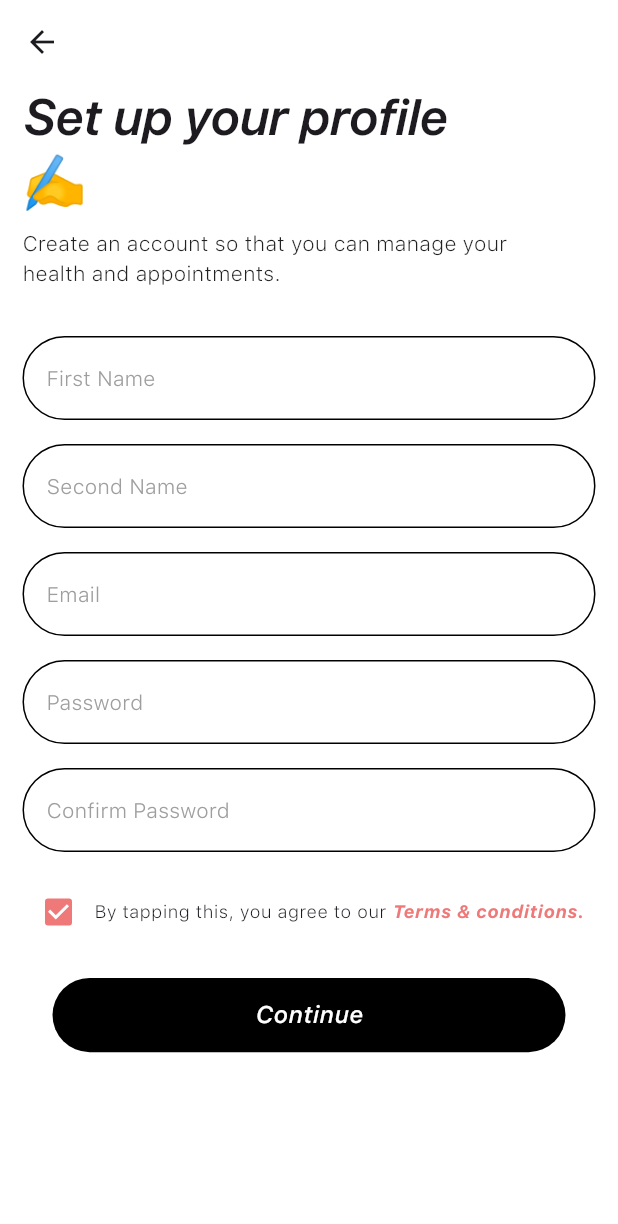
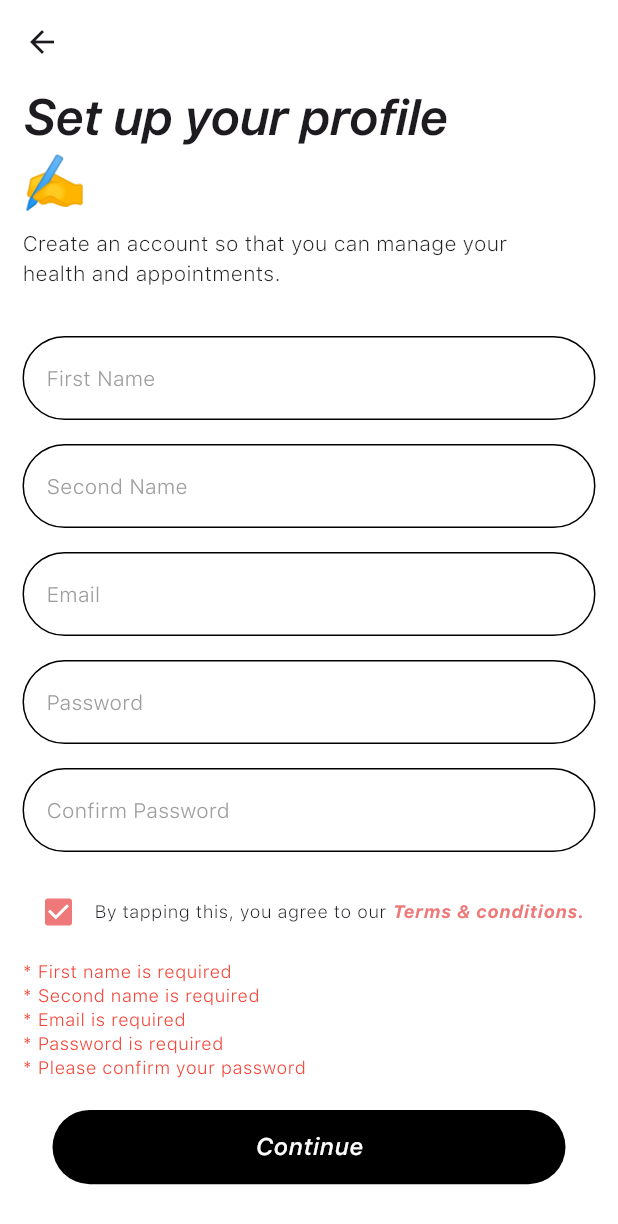
Before and after one commit to AswinAzikar/hospy, a Flutter app: the SighupScreen screen opened directly, after a tap on "Continue", on a phone screen of 412 x 824 dp. Shown: the top 1224 px of the screen. Run offline on Flutter 3.47's test engine with Material 3 defaults, Android fonts, the phone set to English and light mode, and no system bars; our stand-ins replace animated_text_kit, cloud_firestore, firebase_auth, firebase_core, flutter_otp_text_field, flutter_svg and 5 more; missing offline and left inert: intl_phone_number_field; accounts and stored records are empty; project files that could hold a hidden picture were left out.

Commit message:
"Updated analysis options, signup screen, and plugins for URL launcher"

```diff
--- a/analysis_options.yaml
+++ b/analysis_options.yaml
@@ -10,6 +10,7 @@
 # packages, and plugins designed to encourage good coding practices.
 analyzer:
   errors:
+    deprecated_member_use: ignore
     must_be_immutable: ignore
     use_build_context_synchronously: ignore
 include: package:flutter_lints/flutter.yaml
--- a/lib/signup_screen/signup_screen.dart
+++ b/lib/signup_screen/signup_screen.dart
@@ -2,8 +2,10 @@ import 'package:flutter/material.dart';
 import 'package:hospy/constants/color_const.dart';
 import 'package:hospy/constants/value_const.dart';
 import 'package:hospy/signup_screen/widgets/enter_detail_widget.dart';
+import 'package:hospy/theme/theme.dart';
 import 'package:hospy/widgets/buttons.dart';
-import 'package:hospy/widgets/custom_text_field.dart';
+
+import 'package:url_launcher/url_launcher.dart';
 
 import 'widgets/signup_text_widget.dart';
 
@@ -16,26 +18,61 @@ class SighupScreen extends StatefulWidget {
 
 class _SighupScreenState extends State<SighupScreen> {
   final TextEditingController _firstNameController = TextEditingController();
+  final TextEditingController _secondNameController = TextEditingController();
+  final TextEditingController _emailController = TextEditingController();
+  final TextEditingController _passwordController = TextEditingController();
+  final TextEditingController _confirmPasswordController =
+      TextEditingController();
 
-  final TextEditingController _secondNameController = TextEditingController();
+  bool _firstNameEmpty = false;
+  bool _secondNameEmpty = false;
+  bool _emailEmpty = false;
+  bool _passwordEmpty = false;
+  bool _confirmPasswordEmpty = false;
+  bool _ischecked = true;
+  final bool _canValidate = false;
 
-  final TextEditingController _emailController = TextEditingController();
+  void _validateFields() {
+    setState(() {
+      _firstNameEmpty = _firstNameController.text.isEmpty;
+      _secondNameEmpty = _secondNameController.text.isEmpty;
+      _emailEmpty = _emailController.text.isEmpty;
+      _passwordEmpty = _passwordController.text.isEmpty;
+      _confirmPasswordEmpty = _confirmPasswordController.text.isEmpty;
+    });
+  }
 
-  // final TextEditingController _ageController = TextEditingController();
-  final TextEditingController _passwordController = TextEditingController();
-  bool _ischecked = true;
+  Future<void> _launchURL() async {
+    const url = 'https://www.lipsum.com/';
+    if (await canLaunch(url)) {
+      await launch(url);
+    } else {
+      throw 'Could not launch $url';
+    }
+  }
 
-// void _onPressedChecKBox(bool value){
-//   setState(() {
-//     _ischecked = !_ischecked;
-//   });
-// }
+  void _validateTheFieldAndMoveToNextPage() {
+    _validateFields();
+
+    if (_canValidate &&
+        !_firstNameEmpty &&
+        !_secondNameEmpty &&
+        !_emailEmpty &&
+        !_passwordEmpty &&
+        _confirmPasswordController.text == _passwordController.text) {
+      ScaffoldMessenger.of(context).showSnackBar(
+        const SnackBar(content: Text('Processing Data')),
+      );
+    }
+  }
+
   @override
   Widget build(BuildContext context) {
     TextTheme textStyleTheme = Theme.of(context).textTheme;
     double screenWidth = MediaQuery.of(context).size.width;
 
-    return Scaffold(
+    return SafeArea(
+      child: Scaffold(
         backgroundColor: bgColor1,
         appBar: AppBar(
           backgroundColor: Colors.transparent,
@@ -56,7 +93,9 @@ class _SighupScreenState extends State<SighupScreen> {
                   firstNameController: _firstNameController,
                   secondNameController: _secondNameController,
                   emailController: _emailController,
-                  passwordController: _passwordController),
+                  passwordController: _passwordController,
+                  confirmPasswordController: _confirmPasswordController,
+                ),
                 gapLarge,
                 Row(
                   children: [
@@ -67,12 +106,15 @@ class _SighupScreenState extends State<SighupScreen> {
                         setState(() {
                           _ischecked = !_ischecked;
                         });
-                      }),
+                      },
+                    ),
                     Column(
                       children: [
                         Row(
                           children: [
-                          RichText(
+                            GestureDetector(
+                              onTap: _launchURL,
+                              child: RichText(
                                 softWrap: true,
                                 text: TextSpan(
                                   style: textStyleTheme.bodySmall,
@@ -81,18 +123,64 @@ class _SighupScreenState extends State<SighupScreen> {
                                     TextSpan(
                                       style: textStyleTheme.bodySmall!.copyWith(
                                         color: primaryColor2,
-                                          fontWeight: FontWeight.bold),
+                                        fontWeight: FontWeight.bold,
+                                      ),
                                       text: "Terms & conditions.",
-                                    )
-                                  ]))
-                        ],
-                      )
-                    ],
-                  )
+                                    ),
                                   ],
                                 ),
-              LoadingButtonV1(onPressed: () {}, text: "Continue"),
+                              ),
+                            ),
                           ],
+                        ),
+                      ],
+                    ),
+                  ],
+                ),
+                if (_firstNameEmpty ||
+                    _secondNameEmpty ||
+                    _emailEmpty ||
+                    _passwordEmpty ||
+                    _confirmPasswordEmpty)
+                  Padding(
+                    padding: const EdgeInsets.only(top: 8.0),
+                    child: Column(
+                      crossAxisAlignment: CrossAxisAlignment.start,
+                      children: [
+                        if (_firstNameEmpty)
+                          Text('* First name is required',
+                              style: textStyleTheme.bodySmall!
+                                  .copyWith(color: Colors.red)),
+                        if (_secondNameEmpty)
+                          Text('* Second name is required',
+                              style: textStyleTheme.bodySmall!
+                                  .copyWith(color: Colors.red)),
+                        if (_emailEmpty)
+                          Text('* Email is required',
+                              style: textStyleTheme.bodySmall!
+                                  .copyWith(color: Colors.red)),
+                        if (_passwordEmpty)
+                          Text('* Password is required',
+                              style: textStyleTheme.bodySmall!
+                                  .copyWith(color: Colors.red)),
+                        if (_confirmPasswordEmpty)
+                          Text('* Please confirm your password',
+                              style: textStyleTheme.bodySmall!
+                                  .copyWith(color: Colors.red)),
+                        if (_passwordController.text !=
+                            _confirmPasswordController.text)
+                          Text('* password Error',
+                              style: textStyleTheme.bodySmall!
+                                  .copyWith(color: Colors.red)),
+                      ],
+                    ),
+                  ),
+                LoadingButtonV1(
+                  onPressed: _validateTheFieldAndMoveToNextPage,
+                  text: "Continue",
+                ),
+              ],
+            ),
           ),
         ),
       ),
--- a/lib/signup_screen/widgets/enter_detail_widget.dart
+++ b/lib/signup_screen/widgets/enter_detail_widget.dart
@@ -9,15 +9,18 @@ class EnterDetailWidget extends StatelessWidget {
     required TextEditingController secondNameController,
     required TextEditingController emailController,
     required TextEditingController passwordController,
+    required  TextEditingController confirmPasswordController,
   })  : _firstNameController = firstNameController,
         _secondNameController = secondNameController,
         _emailController = emailController,
-        _passwordController = passwordController;
+        _passwordController = passwordController,
+        _confirmPasswordController = confirmPasswordController;
 
   final TextEditingController _firstNameController;
   final TextEditingController _secondNameController;
   final TextEditingController _emailController;
   final TextEditingController _passwordController;
+  final  TextEditingController _confirmPasswordController;
 
   @override
   Widget build(BuildContext context) {
@@ -55,7 +58,7 @@ class EnterDetailWidget extends StatelessWidget {
           label: "Confirm Password",
           hintText: "Confirm your password",
           keyboardType: TextInputType.text,
-          fieldController: _passwordController,
+          fieldController: _confirmPasswordController,
           obscure: true,
         ),
       ],
--- a/pubspec.yaml
+++ b/pubspec.yaml
@@ -26,6 +26,7 @@ dependencies:
   stylish_bottom_bar: ^1.1.0
   animated_text_kit: ^4.2.2
   page_transition: ^2.1.0
+  url_launcher: ^6.3.0
 
 dev_dependencies:
   flutter_test:
```
Also changed, not shown: pubspec.lock, 5 other files. Lines whose indentation alone changed are shown as unchanged.
